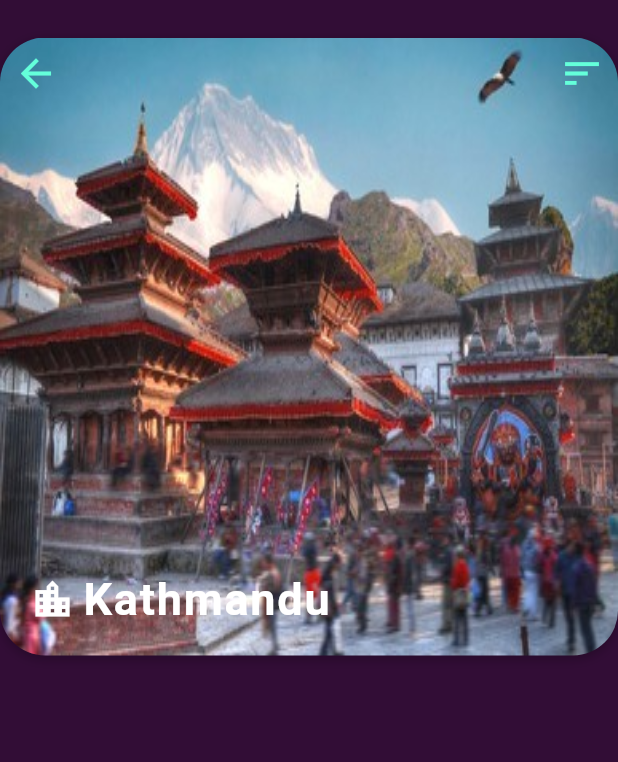
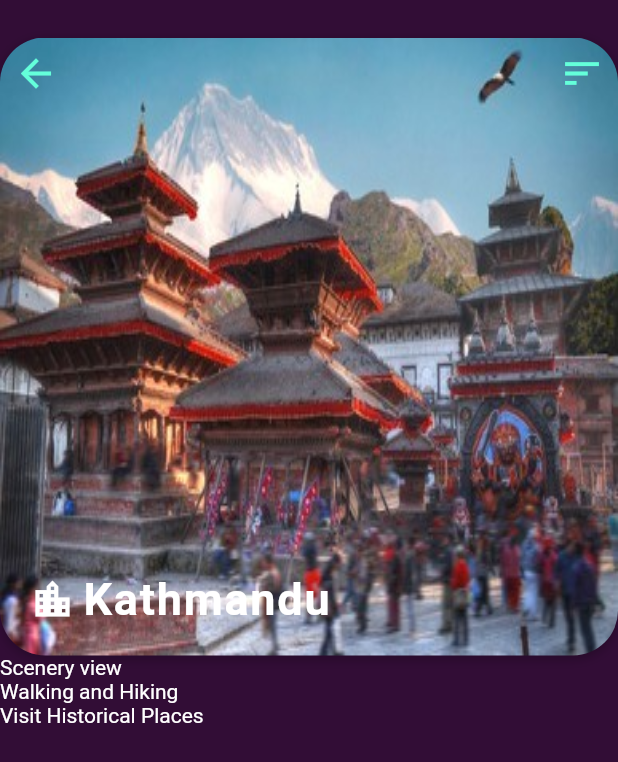
Before and after one commit to Saugat-Maharjan7/Smart-Travel-Planning, a Flutter app: the DestinationScreen screen opened directly with sample values from the repository, on a phone screen of 412 x 824 dp. Shown: the top 762 px of the screen. Run offline on Flutter 3.47's test engine with Material 2 defaults, Android fonts, the phone set to English and light mode, and no system bars; our stand-ins replace firebase_auth, firebase_core, firebase_database, flushbar, flutter_icons, flutter_signin_button and 9 more; missing offline and left inert: autocomplete_textfield, flutter_polyline_points; accounts and stored records are empty.

Commit message:
STPA V5(login validation, realtime database, Maps working-7, autocomplete textfield, Destination page v2)

```diff
--- a/lib/Home/destinations.dart
+++ b/lib/Home/destinations.dart
@@ -98,7 +98,15 @@ class _DestinationScreenState extends State<DestinationScreen> {
                   ),
                 ),
               ],
-            )
+            ),
+            Expanded(
+              child: ListView.builder(
+                  itemCount: widget.destination.activities.length,
+                  itemBuilder: (BuildContext context, int index){
+                return Text(widget.destination.activities[index].name,
+                );
+              }),
+            ),
           ],
         ),
       ),
--- a/lib/Home/seasonalDestinations.dart
+++ b/lib/Home/seasonalDestinations.dart
@@ -1,5 +1,6 @@
 import 'package:flutter/material.dart';
 import 'package:smart_travel_planning_appli/models/seasonal_model.dart';
+
 
 class SeasonalScreen extends StatefulWidget {
 
@@ -89,7 +90,15 @@ class _SeasonalScreenState extends State<SeasonalScreen> {
                 ),
 
               ],
-            )
+            ),
+            Expanded(
+              child: ListView.builder(
+                  itemCount: widget.season.month.length,
+                  itemBuilder: (BuildContext context, int index){
+                    return Text(widget.season.month[index],
+                    );
+                  }),
+            ),
           ],
         ),
       ),
--- a/lib/models/destination_model.dart
+++ b/lib/models/destination_model.dart
@@ -1,5 +1,4 @@
 import 'package:smart_travel_planning_appli/models/activity_model.dart';
-import 'activity_model.dart';
 
 class Destination {
   String imageUrl;
@@ -17,28 +16,25 @@ class Destination {
 
 List<Activity> activities = [
   Activity(
-    imgUrl: "images/ktm.jpg",
-    name: 'Scenary view',
-    type: 'Sightseeing tour',
+    imgUrl: "images/scene.jpg",
+    name: 'Scenery view',
     startTimes: ['6:00 am', '11:00 am'],
     rating: 5,
-    price: 30,
+    price: 300,
   ),
   Activity(
-    imgUrl: "images/pkr.jpg",
-    name: 'Walking Tour and Hiking',
-    type: 'Sightseeing tour',
+    imgUrl: "images/hiking.jpg",
+    name: 'Walking and Hiking',
     startTimes: ['6:00 am', '11:00 am'],
     rating: 5,
     price: 210,
   ),
   Activity(
-    imgUrl: "images/cht.jpg",
+    imgUrl: "images/durbar.jpg",
     name: 'Visit Historical Places',
-    type: 'Sightseeing tour',
     startTimes: ['10:00 am', '5:00 pm'],
     rating: 5,
-    price: 125,
+    price: 250,
   ),
 ];
 
--- /dev/null
+++ b/lib/models/season_activity_model.dart
@@ -0,0 +1,13 @@
+class Activity {
+  String imgUrl;
+  String name;
+  List<String> season;
+  int price;
+
+  Activity({
+    this.imgUrl,
+    this.name,
+    this.season,
+    this.price,
+  });
+}
--- a/lib/models/seasonal_model.dart
+++ b/lib/models/seasonal_model.dart
@@ -1,3 +1,5 @@
+import 'package:smart_travel_planning_appli/models/season_activity_model.dart';
+
 class Season {
   String imgUrl;
   String name;
@@ -11,6 +13,33 @@ class Season {
     this.info,
   });
 }
+
+List<Activity> activities = [
+  Activity(
+    imgUrl: "images/summer.jpg",
+    name: 'Hot',
+    season: ['Mar','Apr','May'],
+    price: 300,
+  ),
+  Activity(
+    imgUrl: "images/autumn.jpg",
+    name: 'Chilled',
+    season: ['Jun','Jul','Aug'],
+    price: 210,
+  ),
+  Activity(
+    imgUrl: "images/monsoon.jpg",
+    name: 'Mostly Rainy',
+    season: ['Sep','Oct','Nov'],
+    price: 125,
+  ),
+  Activity(
+    imgUrl: "images/winter.jpg",
+    name: 'Cold',
+    season: ['Dec','Jan','Feb'],
+    price: 250,
+  ),
+];
 
 final List<Season> seasons = [
   Season(
```
Also changed, not shown: images/durbar.jpg (added), images/hiking.jpg (added), images/scene.jpg (added).
